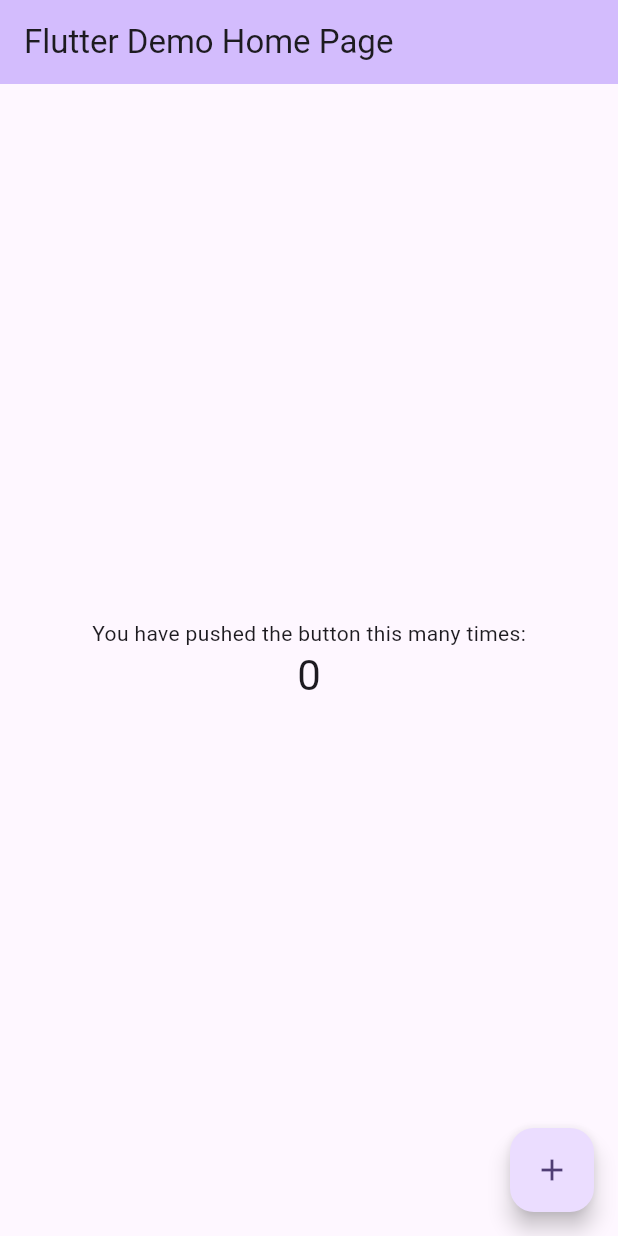
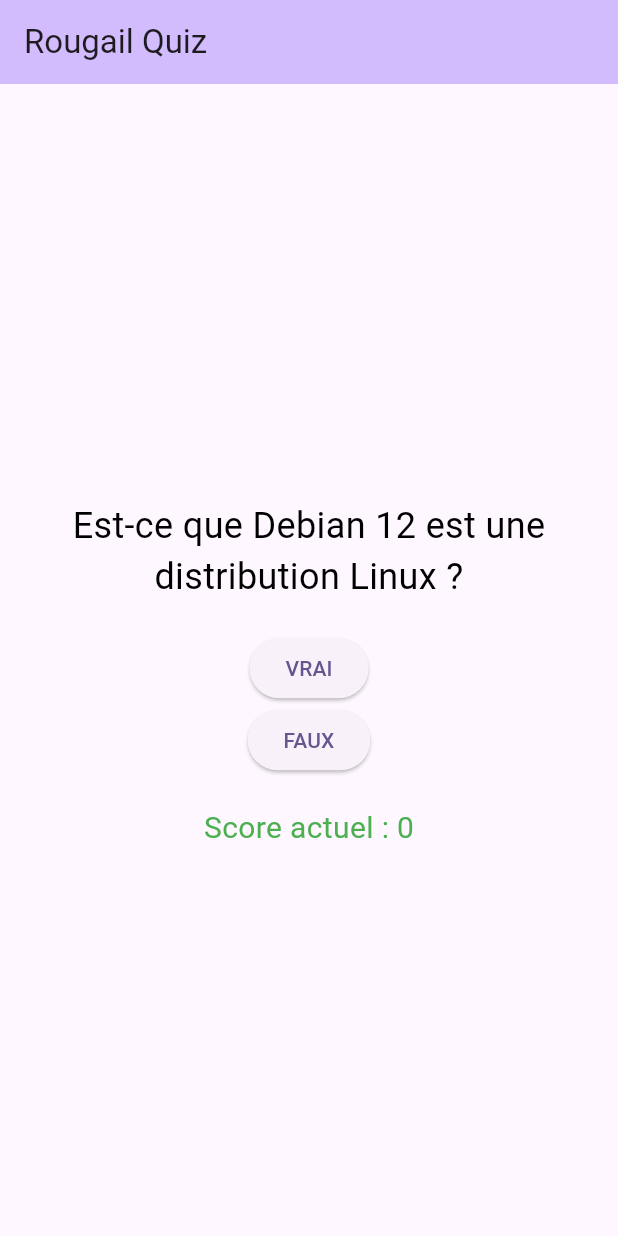
Before and after one commit to SylvieHoareau/rougail-quizz, a Flutter app: the screen it shows after launch, on a phone screen of 412 x 824 dp. Run offline on Flutter 3.47's test engine with Material 3 defaults, Android fonts, the phone set to English and light mode, and no system bars.

Commit message:
feat: ajout d'une question

```diff
--- a/rougail_quizz/lib/main.dart
+++ b/rougail_quizz/lib/main.dart
@@ -1,17 +1,18 @@
 import 'package:flutter/material.dart';
 
 void main() {
-  runApp(const MyApp());
+  runApp(const QuizzApp());
 }
 
-class MyApp extends StatelessWidget {
-  const MyApp({super.key});
+// L'entrée de l'application, la fonction main() est le point de départ de l'exécution de l'application Flutter. Elle appelle la fonction runApp() qui prend un widget comme argument et le rend à l'écran. Dans ce cas, nous passons une instance de MyApp, qui est le widget racine de notre application.
+class QuizzApp extends StatelessWidget {
+  const QuizzApp({super.key});
 
   // This widget is the root of your application.
   @override
   Widget build(BuildContext context) {
     return MaterialApp(
-      title: 'Flutter Demo',
+      title: 'Rougail Quizz',
       theme: ThemeData(
         // This is the theme of your application.
         //
@@ -30,13 +31,13 @@ class MyApp extends StatelessWidget {
         // tested with just a hot reload.
         colorScheme: .fromSeed(seedColor: Colors.deepPurple),
       ),
-      home: const MyHomePage(title: 'Flutter Demo Home Page'),
+      home: const EcranQuizz(title: 'Rougail Quizz Home Page'),
     );
   }
 }
 
-class MyHomePage extends StatefulWidget {
-  const MyHomePage({super.key, required this.title});
+class EcranQuizz extends StatefulWidget {
+  const EcranQuizz({super.key, required this.title});
 
   // This widget is the home page of your application. It is stateful, meaning
   // that it has a State object (defined below) that contains fields that affect
@@ -50,20 +51,21 @@ class MyHomePage extends StatefulWidget {
   final String title;
 
   @override
-  State<MyHomePage> createState() => _MyHomePageState();
+  State<EcranQuizz> createState() => _EcranQuizzState();
 }
 
-class _MyHomePageState extends State<MyHomePage> {
-  int _counter = 0;
+class _EcranQuizzState extends State<EcranQuizz> {
+  int score = 0;
 
-  void _incrementCounter() {
+  void verifierReponse(bool reponseUtilisateur) {
+    // Logique pour vérifier la réponse de l'utilisateur
+    // Par exemple, si la bonne réponse est "true" :
+    bool bonneReponse = true; // Remplacez par la logique réelle
+
     setState(() {
-      // This call to setState tells the Flutter framework that something has
-      // changed in this State, which causes it to rerun the build method below
-      // so that the display can reflect the updated values. If we changed
-      // _counter without calling setState(), then the build method would not be
-      // called again, and so nothing would appear to happen.
-      _counter++;
+      if (reponseUtilisateur == bonneReponse) {
+        score++;
+      }
     });
   }
 
@@ -83,39 +85,33 @@ class _MyHomePageState extends State<MyHomePage> {
         backgroundColor: Theme.of(context).colorScheme.inversePrimary,
         // Here we take the value from the MyHomePage object that was created by
         // the App.build method, and use it to set our appbar title.
-        title: Text(widget.title),
+        title: const Text('Rougail Quiz'),
       ),
-      body: Center(
-        // Center is a layout widget. It takes a single child and positions it
-        // in the middle of the parent.
-        child: Column(
-          // Column is also a layout widget. It takes a list of children and
-          // arranges them vertically. By default, it sizes itself to fit its
-          // children horizontally, and tries to be as tall as its parent.
-          //
-          // Column has various properties to control how it sizes itself and
-          // how it positions its children. Here we use mainAxisAlignment to
-          // center the children vertically; the main axis here is the vertical
-          // axis because Columns are vertical (the cross axis would be
-          // horizontal).
-          //
-          // TRY THIS: Invoke "debug painting" (choose the "Toggle Debug Paint"
-          // action in the IDE, or press "p" in the console), to see the
-          // wireframe for each widget.
-          mainAxisAlignment: .center,
-          children: [
-            const Text('You have pushed the button this many times:'),
-            Text(
-              '$_counter',
-              style: Theme.of(context).textTheme.headlineMedium,
+      body: Column(
+        mainAxisAlignment: MainAxisAlignment.center,
+        children: [
+          const Padding(
+            padding: EdgeInsets.all(20.0),
+            child: Text(
+              "Est-ce que Debian 12 est une distribution Linux ?",
+              style: TextStyle(color: Colors.black, fontSize: 24),
+              textAlign: TextAlign.center,
             ),
-          ],
-        ),
-      ),
-      floatingActionButton: FloatingActionButton(
-        onPressed: _incrementCounter,
-        tooltip: 'Increment',
-        child: const Icon(Icons.add),
+          ),
+          ElevatedButton(
+            onPressed: () => verifierReponse(true),
+            child: const Text("VRAI"),
+          ),
+          ElevatedButton(
+            onPressed: () => verifierReponse(false),
+            child: const Text("FAUX"),
+          ),
+          const SizedBox(height: 20),
+          Text(
+            "Score actuel : $score",
+            style: const TextStyle(color: Colors.green, fontSize: 20),
+          ),
+        ],
       ),
     );
   }
```
